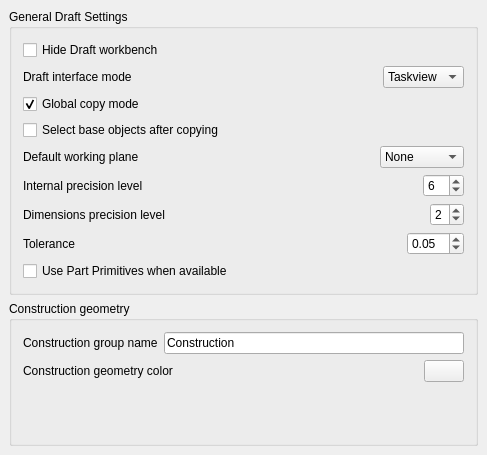
berndhahnebach/All_FreeCAD, file src/Mod/Draft/Resources/ui/userprefs-base.ui: the form before one commit.
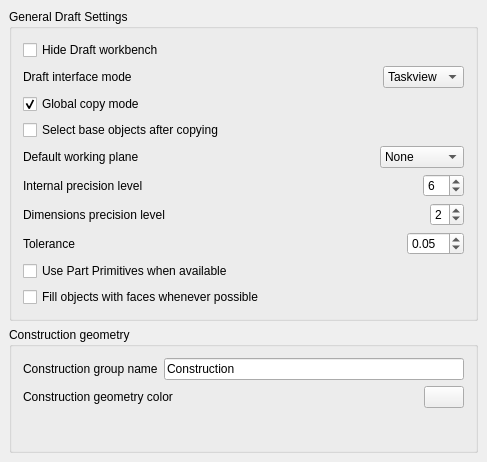
The form after the commit. Custom widgets are drawn as their Qt base class.

Commit message:
Draft: Filling objects with faces is now optional - fixes #1395
Closable Draft objects now have a new MakeFace property, that specifies
if they must be turned into a face or stay a wire only. Older Draft
objects continue to behave the old way for compatibility. The default
behaviour can be set in Draft Preferences -> Fill objects with faces

Diff of the .ui file:
```diff
--- a/src/Mod/Draft/Resources/ui/userprefs-base.ui
+++ b/src/Mod/Draft/Resources/ui/userprefs-base.ui
@@ -7,7 +7,7 @@
     <x>0</x>
     <y>0</y>
     <width>487</width>
-    <height>455</height>
+    <height>462</height>
    </rect>
   </property>
   <property name="windowTitle">
@@ -355,6 +355,26 @@
         </item>
        </layout>
       </item>
+      <item>
+       <layout class="QHBoxLayout" name="horizontalLayout_11">
+        <item>
+         <widget class="Gui::PrefCheckBox" name="gui::prefcheckbox_6">
+          <property name="toolTip">
+           <string>If this is checked, objects will appear as filled as default. Otherwise, they will appear as wireframe</string>
+          </property>
+          <property name="text">
+           <string>Fill objects with faces whenever possible</string>
+          </property>
+          <property name="prefEntry" stdset="0">
+           <cstring>fillmode</cstring>
+          </property>
+          <property name="prefPath" stdset="0">
+           <cstring>Mod/Draft</cstring>
+          </property>
+         </widget>
+        </item>
+       </layout>
+      </item>
      </layout>
     </widget>
    </item>
```
The commit also changes 3 other files.
